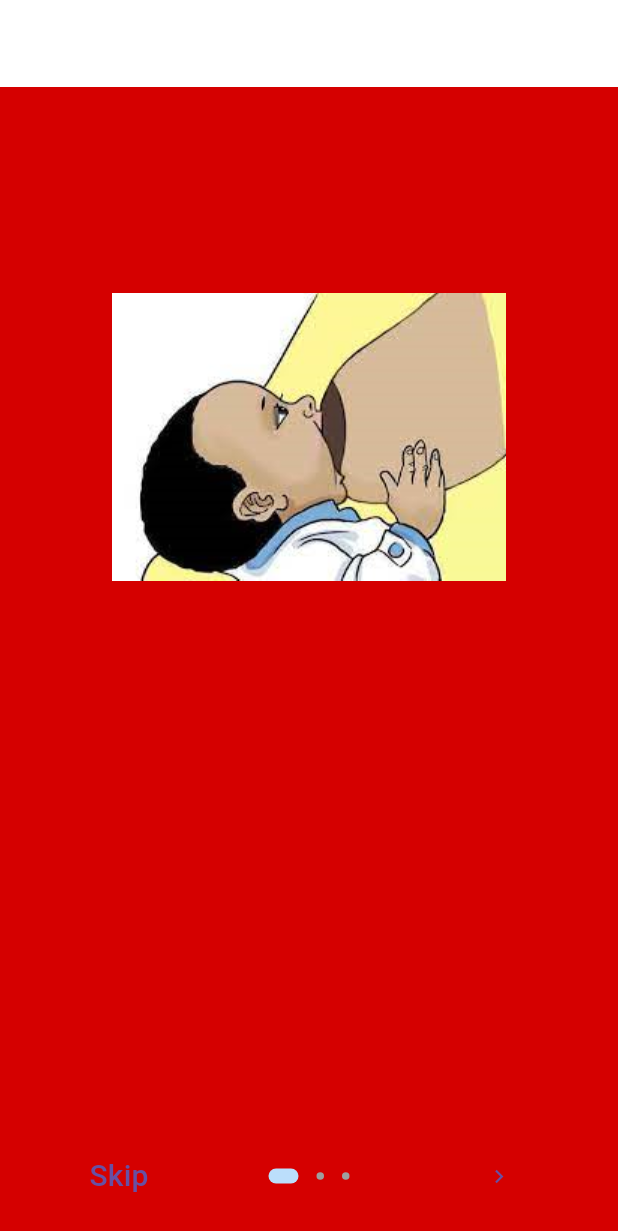
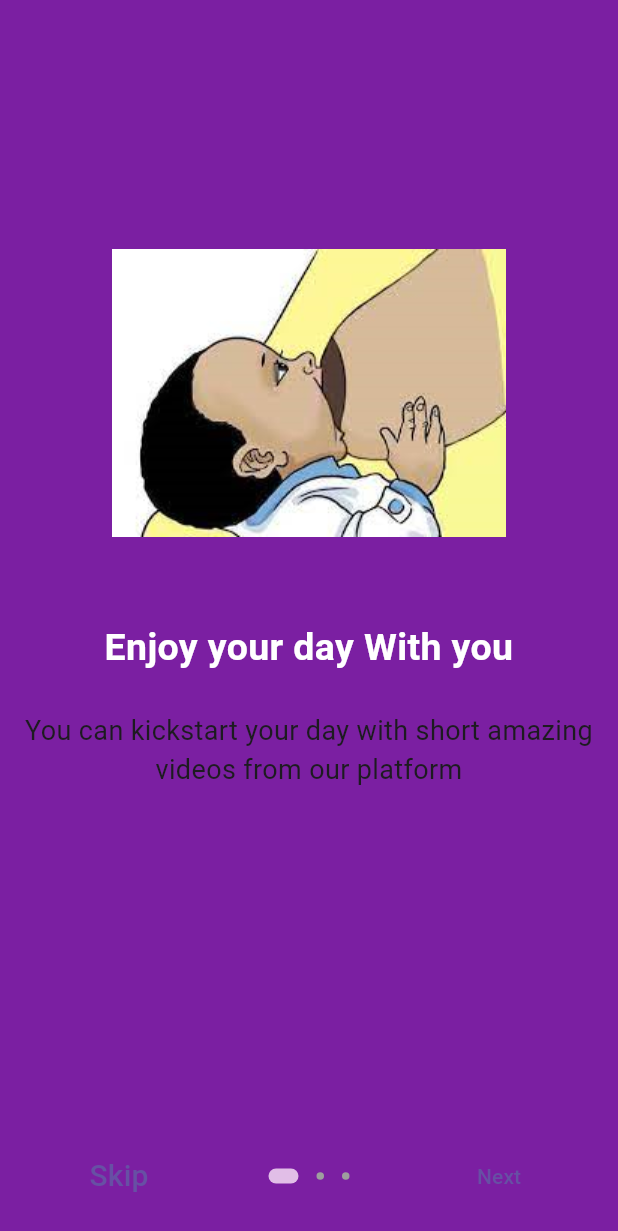
Before and after one commit to kennedyjulius/virtual_mchbook, a Flutter app: the OnboardingScreen screen opened directly, on a phone screen of 412 x 824 dp. Shown: the top 1231 px of the screen. Run offline on Flutter 3.47's test engine with Material 3 defaults, Android fonts, the light colour scheme and no system bars; drawn by our look-alikes of introduction_screen; our stand-ins replace get.

Commit message:
added the onboarding screen

```diff
--- a/lib/main.dart
+++ b/lib/main.dart
@@ -1,5 +1,6 @@
 import 'package:flutter/material.dart';
-import 'package:testsdk/authentication/signup_screen.dart';
+
+import 'package:testsdk/onboarding/onboardingscreen.dart';
 
 void main() {
   runApp(const MyApp());
@@ -18,7 +19,7 @@ class MyApp extends StatelessWidget {
 
         useMaterial3: true,
       ),
-      home: SignupScreen(),
+      home: OnboardingScreen(),
     );
   }
 }
--- a/lib/onboarding/onboardingscreen.dart
+++ b/lib/onboarding/onboardingscreen.dart
@@ -1,10 +1,7 @@
 import 'package:flutter/material.dart';
 import 'package:get/get.dart';
-import 'package:get/get_core/src/get_main.dart';
-
 import 'package:introduction_screen/introduction_screen.dart';
 import 'package:testsdk/authentication/signup_screen.dart';
-
 
 class OnboardingScreen extends StatelessWidget {
   const OnboardingScreen({super.key});
@@ -13,27 +10,31 @@ class OnboardingScreen extends StatelessWidget {
   Widget build(BuildContext context) {
     return Scaffold(
       backgroundColor: Colors.white,
-      body: Padding(
-        padding: const EdgeInsets.only(top: 58),
-        child: IntroductionScreen(
+      body: IntroductionScreen(
+        allowImplicitScrolling: true,
+        showBackButton: true,
         pages: [
           commonPageViewModel(
-                "assets/breestfeeding.png"
-                ),
+              "Enjoy your day With you",
+              "You can kickstart your day with short amazing videos from our platform ",
+              "assets/breestfeeding.png"),
           //page 2
           commonPageViewModel(
-
+              "Are you tired from work ?.",
+              "Look not further @youtube we got your  happiness covered and well figured, kindly give us a tap today ...",
               "assets/consultation.png"),
           //page 3
           commonPageViewModel(
+              "Hey, Do you Dislike Ads ...?",
+              "We got you covered, we dont want to spam your happy moments with ads",
               "assets/father&mother.png"),
         ],
         dotsDecorator: DotsDecorator(
             size: Size(5, 10),
-              activeColor: Colors.blue.shade100,
+            activeColor: Colors.purple.shade100,
             activeSize: Size(20, 10),
             activeShape: RoundedRectangleBorder(
-                borderRadius: BorderRadius.circular(60),
+              borderRadius: BorderRadius.circular(20),
             )),
         showDoneButton: true,
         done: Text(
@@ -41,27 +42,33 @@ class OnboardingScreen extends StatelessWidget {
           style: TextStyle(fontSize: 20),
         ),
         showNextButton: true,
-          next: Icon(Icons.keyboard_arrow_right_outlined),
+        next: Text("Next"),
         showSkipButton: true,
         skip: Text(
           "Skip",
           style: TextStyle(fontSize: 20),
         ),
         onDone: () {
-            Get.snackbar("Alert Message", "You have successful skipped ...");
+          Get.snackbar("Alert Message", "You have completed successful...");
+          Get.to(SignupScreen());
+        },
+        onSkip: () {
           Get.offAll(SignupScreen());
         },
-        ),
       ),
     );
   }
 
-  PageViewModel commonPageViewModel(image) {
+  PageViewModel commonPageViewModel(title, bodyText, image) {
     return PageViewModel(
+      title: title,
+      body: bodyText,
       image: Image.asset(image),
       decoration: PageDecoration(
-            pageColor: Colors.redAccent.shade700,
-            titleTextStyle:
-                TextStyle(fontSize: 25, fontWeight: FontWeight.bold)));
+        pageColor: Colors.purple.shade700,
+        titleTextStyle: TextStyle(
+            fontSize: 25, fontWeight: FontWeight.bold, color: Colors.white),
+      ),
+    );
   }
 }
```
Also changed, not shown: lib/authentication/login_screen.dart (+20 -6 lines), lib/authentication/signup_screen.dart (+47 -47 lines). Lines whose indentation alone changed are shown as unchanged.
